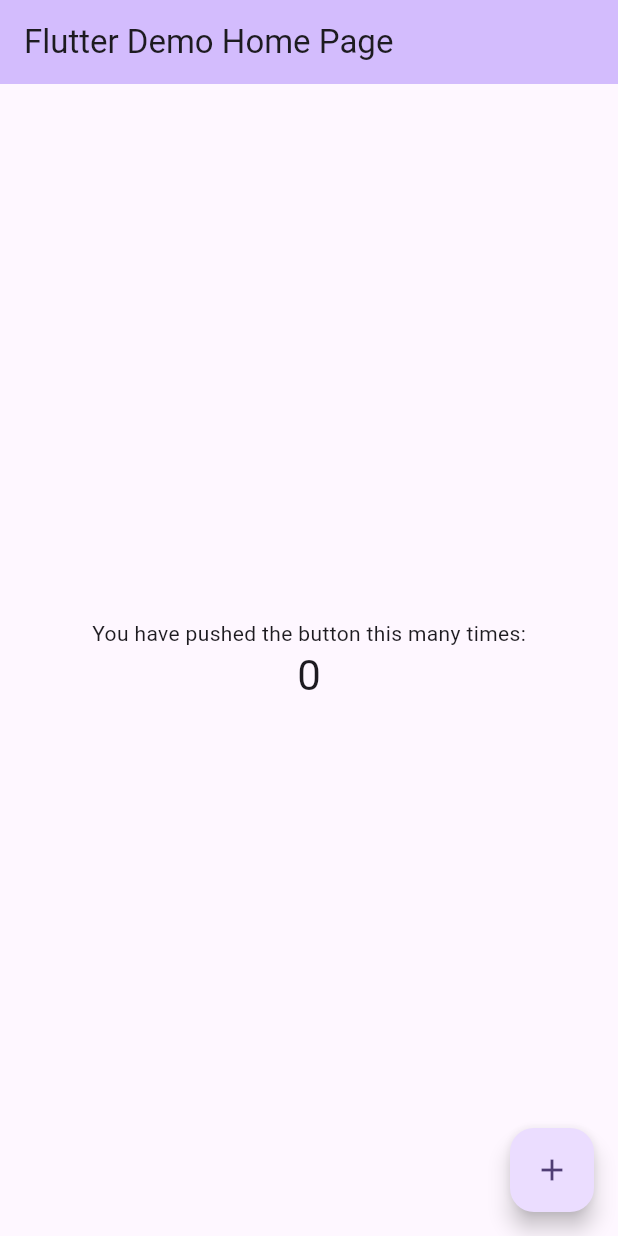
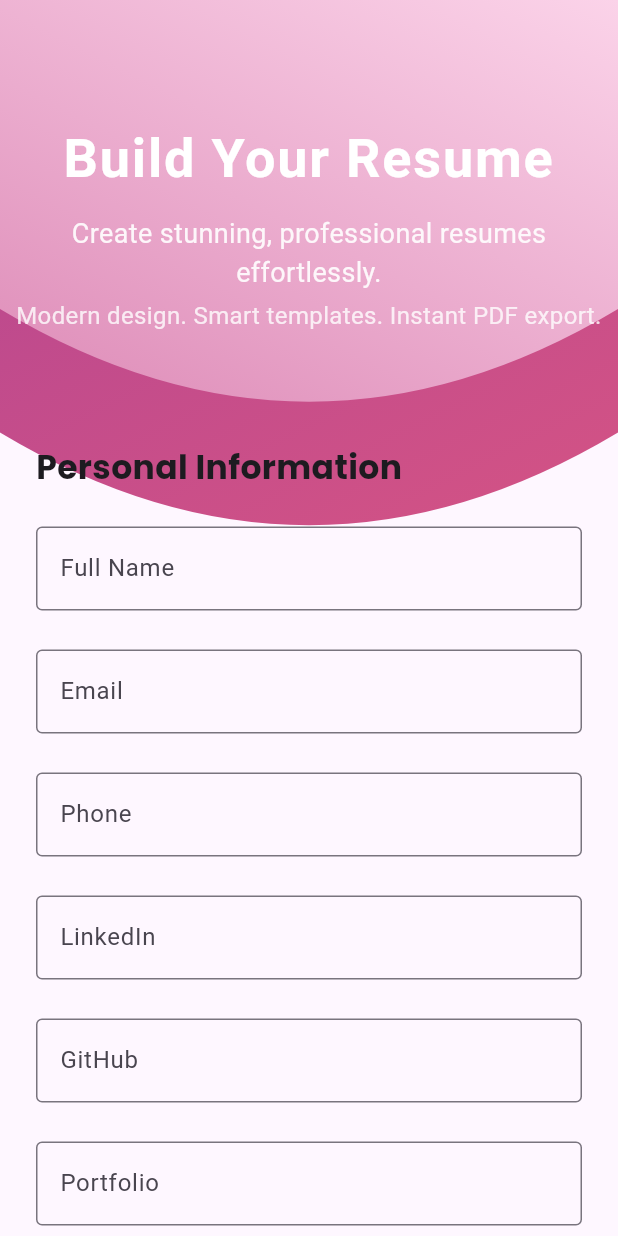
Before and after one commit to Flutter-Developer25/test_pro, a Flutter app: the screen it shows after launch, on a phone screen of 412 x 824 dp. Run offline on Flutter 3.47's test engine with Material 3 defaults, Android fonts, the phone set to English and light mode, and no system bars; our stand-ins replace google_fonts.

Commit message:
Creating Resume generator application

```diff
--- a/lib/main.dart
+++ b/lib/main.dart
@@ -1,122 +1,281 @@
+import 'dart:ui';
 import 'package:flutter/material.dart';
+import 'package:google_fonts/google_fonts.dart';
 
-void main() {
-  runApp(const MyApp());
+void main() => runApp(const MaterialApp(home: ResumeFormScreen()));
+
+class ResumeFormScreen extends StatefulWidget {
+  const ResumeFormScreen({super.key});
+
+  @override
+  State<ResumeFormScreen> createState() => _ResumeFormScreenState();
 }
 
-class MyApp extends StatelessWidget {
-  const MyApp({super.key});
+class _ResumeFormScreenState extends State<ResumeFormScreen> {
+  final Map<String, String> personalInfo = {};
+  final List<Map<String, dynamic>> educationList = [];
 
-  // This widget is the root of your application.
+  final _personalFormKey = GlobalKey<FormState>();
+
+  Map<String, dynamic> currentEdu = {
+    'college': '',
+    'course': '',
+    'cgpa': '',
+    'startYear': '',
+    'startMonth': '',
+    'endYear': '',
+    'endMonth': '',
+    'isOngoing': false,
+  };
+
+  void _saveEducation() {
+    if (currentEdu['college'].isEmpty || currentEdu['course'].isEmpty) {
+      ScaffoldMessenger.of(context).showSnackBar(
+        const SnackBar(content: Text('Please fill in at least College and Course')),
+      );
+      return;
+    }
+    setState(() {
+      educationList.add({...currentEdu});
+      currentEdu = {
+        'college': '',
+        'course': '',
+        'cgpa': '',
+        'startYear': '',
+        'startMonth': '',
+        'endYear': '',
+        'endMonth': '',
+        'isOngoing': false,
+      };
+    });
+  }
+
+  Widget _textField(String label, String key, {Map<String, dynamic>? data, TextInputType type = TextInputType.text, int? maxLength}) {
+    return Padding(
+      padding: const EdgeInsets.symmetric(vertical: 8),
+      child: TextFormField(
+        initialValue: data?[key] ?? '',
+        keyboardType: type,
+        maxLength: maxLength,
+        decoration: InputDecoration(
+          labelText: label,
+          border: const OutlineInputBorder(),
+          counterText: '',
+        ),
+        onChanged: (val) => data != null ? data[key] = val : personalInfo[key] = val,
+      ),
+    );
+  }
+
+  Widget _sectionTitle(String text) {
+    return Padding(
+      padding: const EdgeInsets.symmetric(vertical: 16.0),
+      child: Text(
+        text,
+        style: GoogleFonts.poppins(fontSize: 22, fontWeight: FontWeight.bold),
+      ),
+    );
+  }
+
+  Widget _personalInfoSection() {
+    return Column(
+      crossAxisAlignment: CrossAxisAlignment.start,
+      children: [
+        _sectionTitle("Personal Information"),
+        Center(
+          child: Wrap(
+            spacing: 20,
+            runSpacing: 10,
+            children: [
+              SizedBox(width:400, child: _textField('Full Name', 'name')),
+              SizedBox(width:400, child: _textField('Email', 'email')),
+              SizedBox(width:400, child: _textField('Phone', 'phone')),
+              SizedBox(width:400, child: _textField('LinkedIn', 'linkedin')),
+              SizedBox(width:400, child: _textField('GitHub', 'github')),
+              SizedBox(width:400, child: _textField('Portfolio', 'portfolio')),
+              SizedBox(width:400, child: _textField('Gender (optional)', 'gender')),
+            ],
+          ),
+        )
+      ],
+    );
+  }
+
+  Widget _educationSection() {
+    return Column(
+      crossAxisAlignment: CrossAxisAlignment.start,
+      children: [
+        _sectionTitle("Education"),
+        Center(
+          child: Wrap(
+            spacing: 20,
+            runSpacing: 10,
+            children: [
+              SizedBox(width:400, child: _textField('College Name', 'college', data: currentEdu)),
+              SizedBox(width:400, child: _textField('Course', 'course', data: currentEdu)),
+              SizedBox(width:400, child: _textField('CGPA', 'cgpa', type: TextInputType.number, data: currentEdu)),
+               SizedBox(width:250,child: _textField('Start Year', 'startYear', maxLength: 4, type: TextInputType.number, data: currentEdu)),
+                  SizedBox(width:250,child: _textField('Start Month', 'startMonth', maxLength: 2, type: TextInputType.number, data: currentEdu)),
+                    if (!currentEdu['isOngoing'])...[
+                    SizedBox(width:250,child: _textField('End Year', 'endYear', maxLength: 4, type: TextInputType.number, data: currentEdu)),
+
+               SizedBox(width:250,child: _textField('End Month', 'endMonth', maxLength: 2, type: TextInputType.number, data: currentEdu)),
+                SizedBox(width:250,
+                   child: Row(
+                             children: [
+                               Checkbox(
+                                 value: currentEdu['isOngoing'],
+                                 onChanged: (val) => setState(() => currentEdu['isOngoing'] = val!),
+                               ),
+                               const Text("Ongoing"),
+                             ],
+                           ),
+                 ),
+                    ]
+            ],
+          ),
+        ),
+
+
+
+        Center(
+          child: ElevatedButton.icon(
+            onPressed: _saveEducation,
+            icon: const Icon(Icons.save,color: Colors.white,),
+            label: const Text("Save Education",style: TextStyle(color: Colors.white),),
+            style: ElevatedButton.styleFrom(backgroundColor: Colors.indigo),
+          ),
+        ),
+        const Divider(),
+        ...educationList.map((edu) => ListTile(
+              title: Text(edu['college']),
+              subtitle: Text('${edu['course']} (${edu['startYear']}/${edu['startMonth']})'),
+            )),
+      ],
+    );
+  }
+
   @override
   Widget build(BuildContext context) {
-    return MaterialApp(
-      title: 'Flutter Demo',
-      theme: ThemeData(
-        // This is the theme of your application.
-        //
-        // TRY THIS: Try running your application with "flutter run". You'll see
-        // the application has a purple toolbar. Then, without quitting the app,
-        // try changing the seedColor in the colorScheme below to Colors.green
-        // and then invoke "hot reload" (save your changes or press the "hot
-        // reload" button in a Flutter-supported IDE, or press "r" if you used
-        // the command line to start the app).
-        //
-        // Notice that the counter didn't reset back to zero; the application
-        // state is not lost during the reload. To reset the state, use hot
-        // restart instead.
-        //
-        // This works for code too, not just values: Most code changes can be
-        // tested with just a hot reload.
-        colorScheme: ColorScheme.fromSeed(seedColor: Colors.deepPurple),
+    return Scaffold(
+      body: Stack(
+        children: [
+          const Positioned.fill(child: BackgroundWaves()),
+          SafeArea(
+            child: Center(
+              child: SingleChildScrollView(
+                padding: const EdgeInsets.fromLTRB(24, 280, 24, 40),
+                child: Column(
+                  crossAxisAlignment: CrossAxisAlignment.start,
+                  children: [
+                    _personalInfoSection(),
+                    const SizedBox(height: 40),
+                    _educationSection(),
+                  ],
+                ),
+              ),
+            ),
+          ),
+        ],
       ),
-      home: const MyHomePage(title: 'Flutter Demo Home Page'),
+    );
+  }
+}
+class BackgroundWaves extends StatelessWidget {
+  const BackgroundWaves({super.key});
+
+  @override
+  Widget build(BuildContext context) {
+    return Stack(
+      children: [
+        SizedBox.expand(
+          child: CustomPaint(
+            painter: _WavePainter(),
+          ),
+        ),
+        Positioned(
+          top: 80,
+          left: 0,
+          right: 0,
+          child: Column(
+            children: [
+              Text(
+                'Build Your Resume',
+                textAlign: TextAlign.center,
+                style: TextStyle(
+                  fontSize: 36,
+                  fontWeight: FontWeight.bold,
+                  color: Colors.white,
+                  letterSpacing: 1.2,
+                ),
+              ),
+              const SizedBox(height: 12),
+              Text(
+                'Create stunning, professional resumes effortlessly.',
+                textAlign: TextAlign.center,
+                style: TextStyle(
+                  fontSize: 18,
+                  color: Colors.white.withOpacity(0.9),
+                  fontWeight: FontWeight.w400,
+                ),
+              ),
+              const SizedBox(height: 4),
+              Text(
+                'Modern design. Smart templates. Instant PDF export.',
+                textAlign: TextAlign.center,
+                style: TextStyle(
+                  fontSize: 16,
+                  color: Colors.white.withOpacity(0.8),
+                ),
+              ),
+            ],
+          ),
+        ),
+      ],
     );
   }
 }
 
-class MyHomePage extends StatefulWidget {
-  const MyHomePage({super.key, required this.title});
+class _WavePainter extends CustomPainter {
+  @override
+  void paint(Canvas canvas, Size size) {
+    final rect = Rect.fromLTWH(0, 0, size.width, size.height);
 
-  // This widget is the home page of your application. It is stateful, meaning
-  // that it has a State object (defined below) that contains fields that affect
-  // how it looks.
+    // Main wave - bottom
+    final paint1 = Paint()
+      ..shader = LinearGradient(
+        colors: [Color(0xFFB24592), Color(0xFFF15F79)],
+        begin: Alignment.topLeft,
+        end: Alignment.bottomRight,
+      ).createShader(rect);
 
-  // This class is the configuration for the state. It holds the values (in this
-  // case the title) provided by the parent (in this case the App widget) and
-  // used by the build method of the State. Fields in a Widget subclass are
-  // always marked "final".
+    final path1 = Path()
+      ..lineTo(0, size.height * 0.35)
+      ..quadraticBezierTo(
+          size.width * 0.5, size.height * 0.5, size.width, size.height * 0.35)
+      ..lineTo(size.width, 0)
+      ..close();
 
-  final String title;
+    canvas.drawPath(path1, paint1);
 
-  @override
-  State<MyHomePage> createState() => _MyHomePageState();
-}
+    // Highlight wave - top
+    final paint2 = Paint()
+      ..shader = LinearGradient(
+        colors: [Color(0xFFFBD3E9), Color(0xFFBB377D)],
+        begin: Alignment.topRight,
+        end: Alignment.bottomLeft,
+      ).createShader(rect);
 
-class _MyHomePageState extends State<MyHomePage> {
-  int _counter = 0;
+    final path2 = Path()
+      ..lineTo(0, size.height * 0.25)
+      ..quadraticBezierTo(
+          size.width * 0.5, size.height * 0.4, size.width, size.height * 0.25)
+      ..lineTo(size.width, 0)
+      ..close();
 
-  void _incrementCounter() {
-    setState(() {
-      // This call to setState tells the Flutter framework that something has
-      // changed in this State, which causes it to rerun the build method below
-      // so that the display can reflect the updated values. If we changed
-      // _counter without calling setState(), then the build method would not be
-      // called again, and so nothing would appear to happen.
-      _counter++;
-    });
+    canvas.drawPath(path2, paint2);
   }
 
   @override
-  Widget build(BuildContext context) {
-    // This method is rerun every time setState is called, for instance as done
-    // by the _incrementCounter method above.
-    //
-    // The Flutter framework has been optimized to make rerunning build methods
-    // fast, so that you can just rebuild anything that needs updating rather
-    // than having to individually change instances of widgets.
-    return Scaffold(
-      appBar: AppBar(
-        // TRY THIS: Try changing the color here to a specific color (to
-        // Colors.amber, perhaps?) and trigger a hot reload to see the AppBar
-        // change color while the other colors stay the same.
-        backgroundColor: Theme.of(context).colorScheme.inversePrimary,
-        // Here we take the value from the MyHomePage object that was created by
-        // the App.build method, and use it to set our appbar title.
-        title: Text(widget.title),
-      ),
-      body: Center(
-        // Center is a layout widget. It takes a single child and positions it
-        // in the middle of the parent.
-        child: Column(
-          // Column is also a layout widget. It takes a list of children and
-          // arranges them vertically. By default, it sizes itself to fit its
-          // children horizontally, and tries to be as tall as its parent.
-          //
-          // Column has various properties to control how it sizes itself and
-          // how it positions its children. Here we use mainAxisAlignment to
-          // center the children vertically; the main axis here is the vertical
-          // axis because Columns are vertical (the cross axis would be
-          // horizontal).
-          //
-          // TRY THIS: Invoke "debug painting" (choose the "Toggle Debug Paint"
-          // action in the IDE, or press "p" in the console), to see the
-          // wireframe for each widget.
-          mainAxisAlignment: MainAxisAlignment.center,
-          children: <Widget>[
-            const Text('You have pushed the button this many times:'),
-            Text(
-              '$_counter',
-              style: Theme.of(context).textTheme.headlineMedium,
-            ),
-          ],
-        ),
-      ),
-      floatingActionButton: FloatingActionButton(
-        onPressed: _incrementCounter,
-        tooltip: 'Increment',
-        child: const Icon(Icons.add),
-      ), // This trailing comma makes auto-formatting nicer for build methods.
-    );
-  }
+  bool shouldRepaint(covariant CustomPainter oldDelegate) => false;
 }
--- a/pubspec.yaml
+++ b/pubspec.yaml
@@ -35,6 +35,7 @@ dependencies:
   # Use with the CupertinoIcons class for iOS style icons.
   cupertino_icons: ^1.0.8
   connectivity_plus: ^6.1.3
+  google_fonts: ^6.2.1
 
 dev_dependencies:
   flutter_test:
```
Also changed, not shown: lib/education_screen.dart (added, +223 -0 lines), pubspec.lock, 1 other file.
